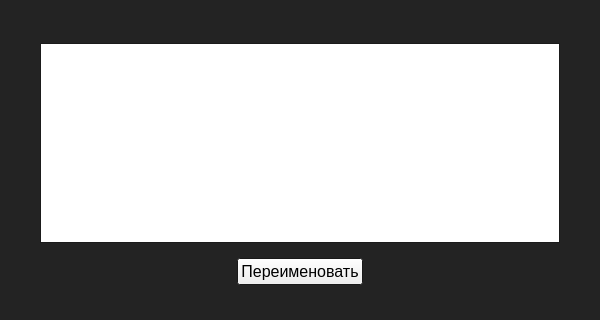
Above: src/MenuI/renamewindow.ui from NotZahar/HMI_lab2 before the change. Below: the same form after it.
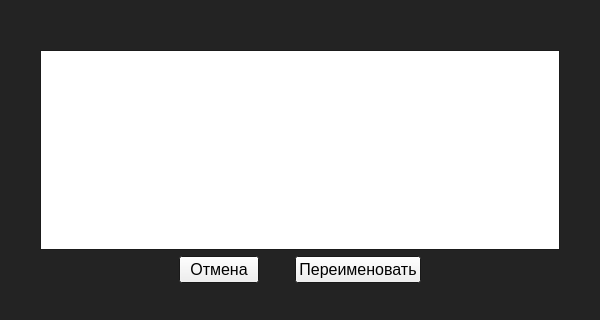
That is the form after the change.

What changed in the file:
```diff
--- a/src/MenuI/renamewindow.ui
+++ b/src/MenuI/renamewindow.ui
@@ -106,7 +106,7 @@
   </property>
   <layout class="QVBoxLayout" name="verticalLayout">
    <item>
-    <layout class="QGridLayout" name="gridLayout_2">
+    <layout class="QGridLayout" name="gridLayout">
      <item row="0" column="1">
       <spacer name="verticalSpacer_3">
        <property name="orientation">
@@ -133,19 +133,6 @@
        </property>
       </spacer>
      </item>
-     <item row="1" column="2">
-      <spacer name="horizontalSpacer_2">
-       <property name="orientation">
-        <enum>Qt::Horizontal</enum>
-       </property>
-       <property name="sizeHint" stdset="0">
-        <size>
-         <width>21</width>
-         <height>20</height>
-        </size>
-       </property>
-      </spacer>
-     </item>
      <item row="1" column="1">
       <widget class="QTableView" name="tableView">
        <property name="minimumSize">
@@ -161,24 +148,39 @@
        </property>
       </widget>
      </item>
+     <item row="1" column="2">
+      <spacer name="horizontalSpacer_2">
+       <property name="orientation">
+        <enum>Qt::Horizontal</enum>
+       </property>
+       <property name="sizeHint" stdset="0">
+        <size>
+         <width>21</width>
+         <height>20</height>
+        </size>
+       </property>
+      </spacer>
+     </item>
     </layout>
    </item>
    <item>
-    <layout class="QGridLayout" name="gridLayout">
-     <item row="0" column="1">
       <spacer name="verticalSpacer_2">
        <property name="orientation">
         <enum>Qt::Vertical</enum>
        </property>
        <property name="sizeHint" stdset="0">
         <size>
-         <width>17</width>
-         <height>13</height>
+       <width>138</width>
+       <height>1</height>
         </size>
        </property>
       </spacer>
      </item>
-     <item row="1" column="0">
+   <item>
+    <layout class="QGridLayout" name="gridLayout_2">
+     <item row="0" column="0">
+      <layout class="QHBoxLayout" name="horizontalLayout">
+       <item>
       <spacer name="horizontalSpacer_3">
        <property name="orientation">
         <enum>Qt::Horizontal</enum>
@@ -191,7 +193,35 @@
        </property>
       </spacer>
      </item>
-     <item row="1" column="1">
+       <item>
+        <widget class="QPushButton" name="pushButton_2">
+         <property name="font">
+          <font>
+           <pointsize>12</pointsize>
+          </font>
+         </property>
+         <property name="text">
+          <string>Отмена</string>
+         </property>
+        </widget>
+       </item>
+       <item>
+        <spacer name="horizontalSpacer_5">
+         <property name="orientation">
+          <enum>Qt::Horizontal</enum>
+         </property>
+         <property name="sizeType">
+          <enum>QSizePolicy::Fixed</enum>
+         </property>
+         <property name="sizeHint" stdset="0">
+          <size>
+           <width>30</width>
+           <height>20</height>
+          </size>
+         </property>
+        </spacer>
+       </item>
+       <item>
       <widget class="QPushButton" name="pushButton">
        <property name="font">
         <font>
@@ -203,7 +233,7 @@
        </property>
       </widget>
      </item>
-     <item row="1" column="2">
+       <item>
       <spacer name="horizontalSpacer_4">
        <property name="orientation">
         <enum>Qt::Horizontal</enum>
@@ -216,7 +246,9 @@
        </property>
       </spacer>
      </item>
-     <item row="2" column="1">
+      </layout>
+     </item>
+     <item row="1" column="0">
       <spacer name="verticalSpacer">
        <property name="orientation">
         <enum>Qt::Vertical</enum>
```
Lines whose indentation alone changed are shown as unchanged.
